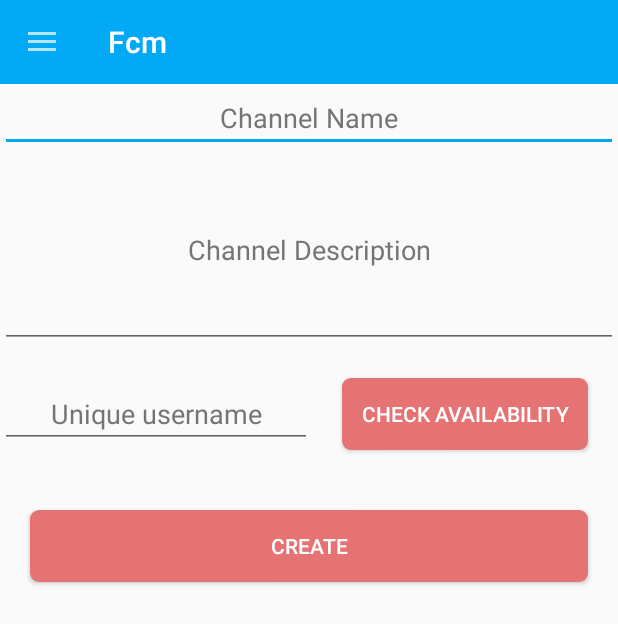
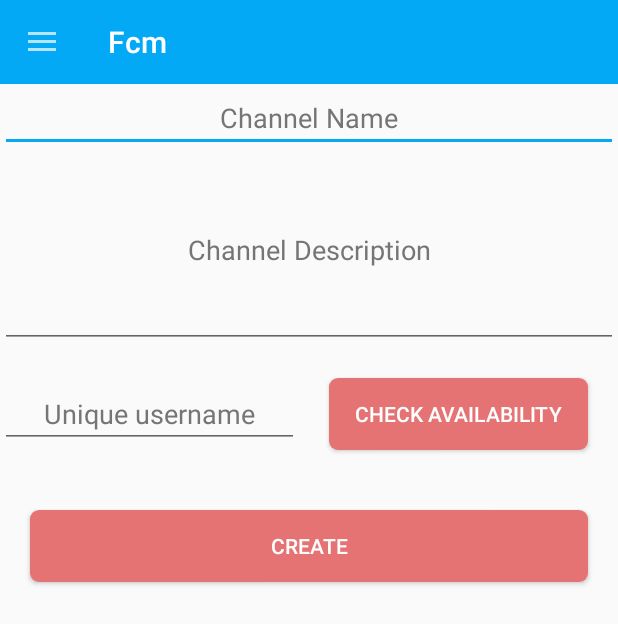
Before and after one commit to Staffone9/UpToSomethingNew, an Android app: the CreateChannel screen opened directly, with no data from a screen before it, on a phone screen of 412 x 824 dp. Shown: the top 624 px of the screen. Run offline under Robolectric (Android 15) with nearby library versions, the phone set to English and light mode, and no system bars.

Commit message:
channel changes

```diff
--- a/app/src/main/res/layout/activity_create_channel.xml
+++ b/app/src/main/res/layout/activity_create_channel.xml
@@ -43,13 +43,13 @@
             android:layout_width="match_parent"
             android:layout_height="wrap_content"
             android:orientation="horizontal"
-            android:weightSum="1">
+            android:weightSum="5">
 
             <EditText
                 android:id="@+id/username"
                 android:layout_width="wrap_content"
                 android:layout_height="wrap_content"
-                android:layout_weight="0.7"
+                android:layout_weight="3"
                 android:hint="Unique username"
                 android:textColorHint="@color/colorSecondaryText"
                 android:textColor="@color/colorPrimaryText"
@@ -60,7 +60,7 @@
                 android:id="@+id/avail"
                 android:layout_width="wrap_content"
                 android:layout_height="wrap_content"
-                android:layout_weight="0.3"
+                android:layout_weight="2"
                 android:text="Check availability"
                 android:layout_margin="20dp"
                 android:background="@drawable/btn_drawable"
```
